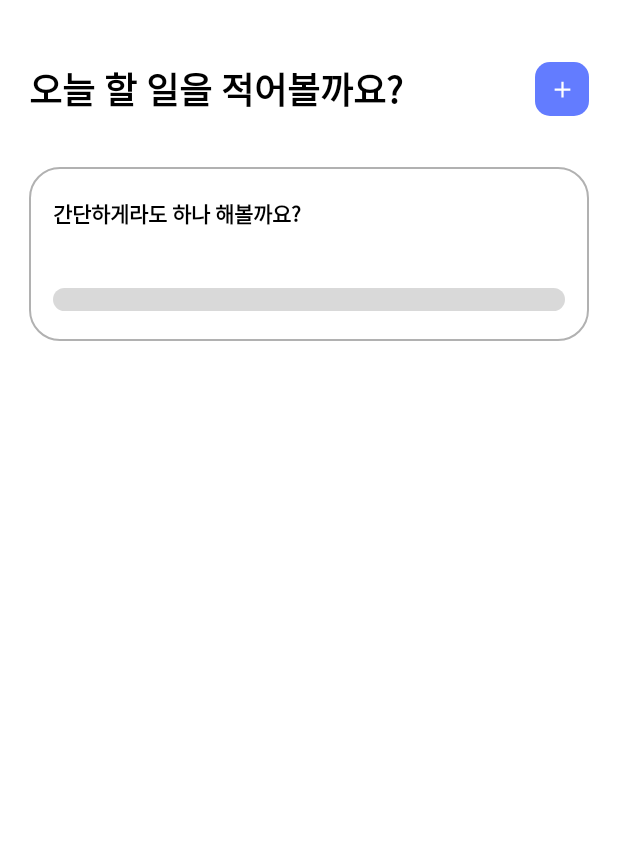
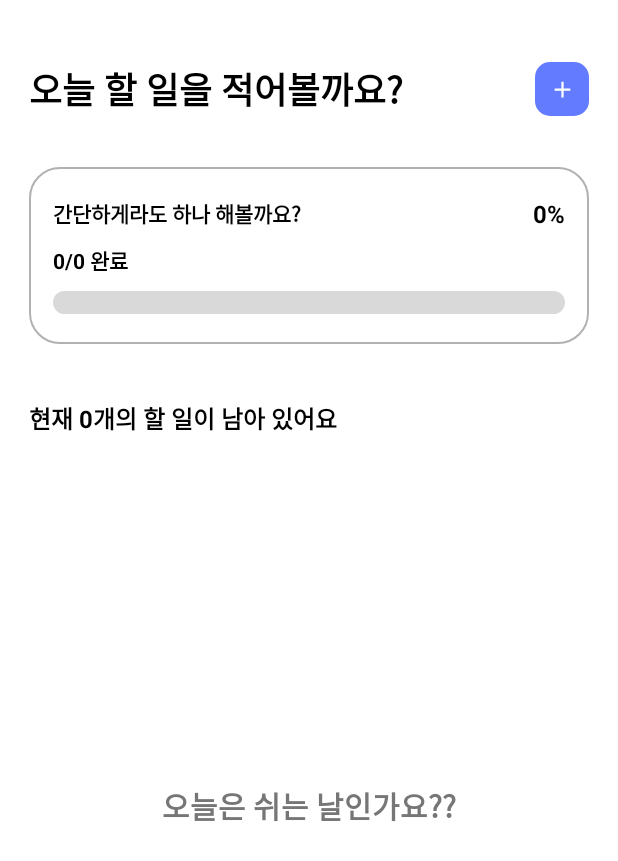
Before and after one commit to Namsang710/Android_Study, an Android app: the screen it shows after launch (MainActivity), on a phone screen of 412 x 824 dp. Shown: the top 861 px of the screen. Run offline under Robolectric (Android 15) with nearby library versions, the phone set to English and light mode, and no system bars.

Commit message:
[23-10-15] TodoList 1차 완성

```diff
--- a/Practice_TodoList/app/src/main/java/com/example/practice_todolist/MainActivity.kt
+++ b/Practice_TodoList/app/src/main/java/com/example/practice_todolist/MainActivity.kt
@@ -2,10 +2,12 @@ package com.example.practice_todolist
 
 import androidx.appcompat.app.AppCompatActivity
 import android.os.Bundle
+import android.view.View
 import androidx.activity.viewModels
 import androidx.recyclerview.widget.LinearLayoutManager
 import com.example.practice_todolist.adapter.TaskAdapter
 import com.example.practice_todolist.databinding.ActivityMainBinding
+import com.example.practice_todolist.entity.TaskDialog
 import com.example.practice_todolist.viewmodel.TaskViewModel
 
 class MainActivity : AppCompatActivity() {
@@ -16,6 +18,9 @@ class MainActivity : AppCompatActivity() {
     override fun onCreate(savedInstanceState: Bundle?) {
         super.onCreate(savedInstanceState)
         setContentView(binding.root)
+
+        initUI()
+        observeData()
     }
 
 
@@ -26,7 +31,7 @@ class MainActivity : AppCompatActivity() {
         )
 
         binding.btnAdd.setOnClickListener{
-
+            TaskDialog{ title, content, bgColor -> viewModel.addTask(title, content, bgColor)}.show(supportFragmentManager, "TaskDialog" )
         }
 
         with(binding.rvTask){
@@ -37,5 +42,50 @@ class MainActivity : AppCompatActivity() {
 
     }
 
+    private fun observeData(){
+        viewModel.taskLiveData.observe(this){ taskList ->
+            binding.taskTitle.text = resources.getString(R.string.task_title, taskList.size)
+
+            val taskFinishCnt = viewModel.getTaskFinishCnt()
+            val taskTotalCnt = viewModel.getTotalTaskCnt()
+            binding.tvProgressRate.text = resources.getString(R.string.progress_task_rate, taskFinishCnt, taskTotalCnt)
+
+            with(binding.pbProgress){
+                progress = taskFinishCnt
+                max = taskTotalCnt
+            }
+
+            val percent = if (taskTotalCnt == 0) 0 else taskFinishCnt * 100 / taskTotalCnt
+            binding.tvProgressPercent.text = resources.getString(R.string.progress_title, percent)
+
+            binding.tvProgressTitle.text = getProgressTitle(percent)
+
+            binding.taskMsg.text = getTaskMsg(taskTotalCnt)
+            binding.taskMsg.visibility = if (taskList.isEmpty()) View.VISIBLE else View.INVISIBLE
+
+            taskAdapter?.submitList(taskList)
+        }
+    }
+
+
+    private fun getProgressTitle(percent : Int) : String{
+        return if (percent == 100){
+            resources.getString(R.string.progress_title_finish)
+        }else if(percent >= 30){
+            resources.getString(R.string.progress_title_ing)
+        }else{
+            resources.getString(R.string.progress_title_start)
+        }
+    }
+
+    private fun getTaskMsg(totalCnt : Int) : String{
+        return if (totalCnt == 0){
+            resources.getString(R.string.task_empty_msg)
+        }else{
+            resources.getString(R.string.task_done_msg)
+        }
+
+    }
+
 
 }
--- a/Practice_TodoList/app/src/main/java/com/example/practice_todolist/viewmodel/TaskViewModel.kt
+++ b/Practice_TodoList/app/src/main/java/com/example/practice_todolist/viewmodel/TaskViewModel.kt
@@ -1,5 +1,6 @@
 package com.example.practice_todolist.viewmodel
 
+import android.util.Log
 import androidx.lifecycle.LiveData
 import androidx.lifecycle.MutableLiveData
 import androidx.lifecycle.ViewModel
@@ -27,6 +28,7 @@ class TaskViewModel : ViewModel() {
 
     fun addTask(title: String, content: String, taskBgColor: TaskBgColor){
         taskList.add(createTask(title, content, taskBgColor))
+        _taskLiveData.value = taskList.toList()
     }
 
     fun deleteTask(task: Task){
--- a/Practice_TodoList/app/src/main/res/drawable/bg_prgress_bar.xml
+++ b/Practice_TodoList/app/src/main/res/drawable/bg_prgress_bar.xml
@@ -1,4 +1,3 @@
-<?xml version="1.0" encoding="utf-8"?>
 <?xml version="1.0" encoding="utf-8"?>
 <layer-list xmlns:android="http://schemas.android.com/apk/res/android">
     <item android:id="@android:id/background">
--- a/Practice_TodoList/app/src/main/res/layout/activity_main.xml
+++ b/Practice_TodoList/app/src/main/res/layout/activity_main.xml
@@ -108,7 +108,7 @@
         tools:text="현재 0개의 할일이 남아 있어요" />
 
     <TextView
-        android:id="@+id/tast_msg"
+        android:id="@+id/task_msg"
         android:layout_width="wrap_content"
         android:layout_height="wrap_content"
         android:text="@string/task_empty_msg"
--- a/Practice_TodoList/app/src/main/res/values/strings.xml
+++ b/Practice_TodoList/app/src/main/res/values/strings.xml
@@ -2,11 +2,13 @@
     <string name="app_name">TodoList</string>
 
     <string name="title">오늘 할 일을 적어볼까요?</string>
+    <string name="progress_title">%1$d%%</string>
     <string name="progress_title_start">간단하게라도 하나 해볼까요?</string>
     <string name="progress_title_ing">오늘 열심히 살고 계시는 군요?</string>
-
+    <string name="progress_title_finish">이만큼 해내다니 대단해요!!!</string>
     <string name="progress_task_rate">%d/%d 완료</string>
     <string name="task_done_msg">오늘도 고생하셨어요!</string>
 
+    <string name="task_title">현재 %d개의 할 일이 남아 있어요</string>
     <string name="task_empty_msg">"오늘은 쉬는 날인가요??"</string>
 </resources>
```
